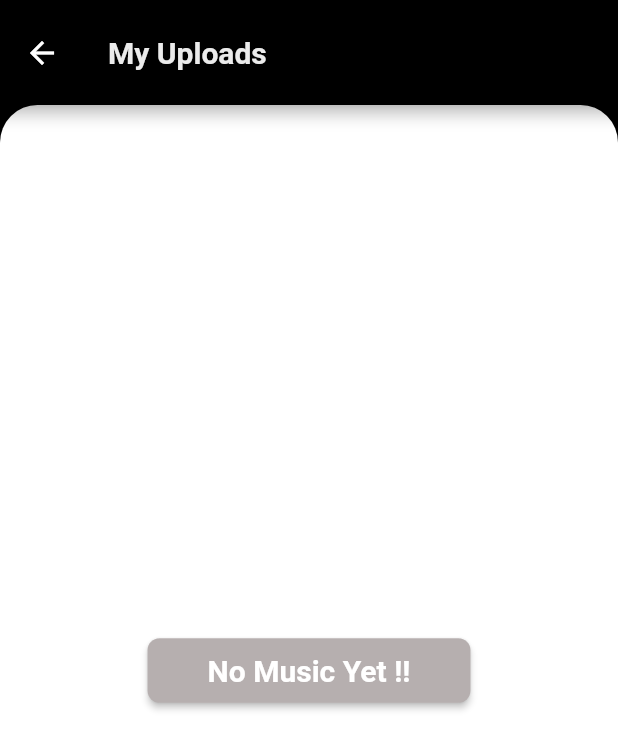
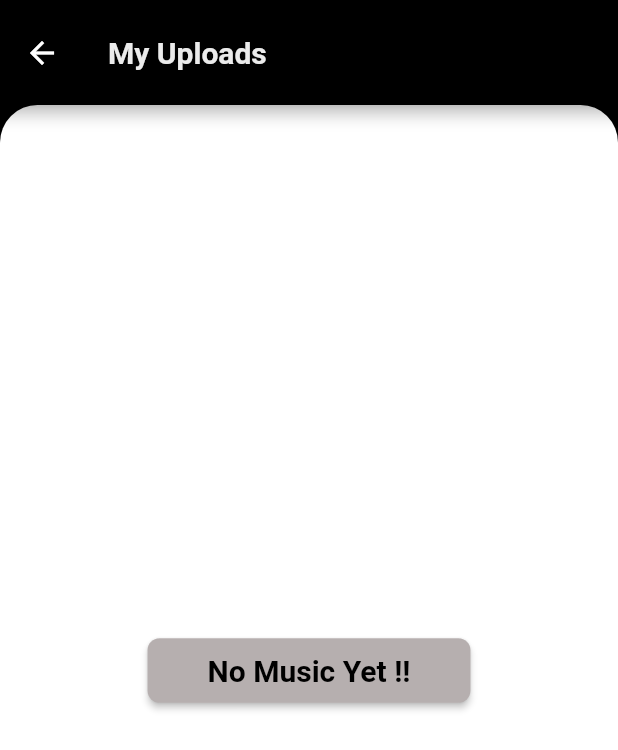
Before and after one commit to joppengeorge/RHYTHMPOD, a Flutter app: the MymusicList screen opened directly, on a phone screen of 412 x 824 dp. Shown: the top 750 px of the screen. Run offline on Flutter 3.47's test engine with Material 2 defaults, Android fonts, the phone set to English and light mode, and no system bars; our stand-ins replace animated_splash_screen, cloud_firestore, email_validator, file_picker, firebase_auth, firebase_core and 8 more; missing offline and left inert: miniplayer; accounts and stored records are empty.

Commit message:
changed some ui

```diff
--- a/lib/all_settings/mymusic.dart
+++ b/lib/all_settings/mymusic.dart
@@ -90,7 +90,7 @@ class MymusicListState extends State<MymusicList> {
                         style: TextStyle(
                           fontSize: 20,
                           fontWeight: FontWeight.bold,
-                          color: Colors.white,
+                          color: Colors.black,
                         ),
                       ),
                     ));
--- a/lib/home_page.dart
+++ b/lib/home_page.dart
@@ -582,7 +582,7 @@ class MiniplayerWidgetState extends State<MiniplayerWidget> {
                                           colors: [
                                              const Color.fromARGB(255, 43, 44, 100).withOpacity(0.6),
                                               const Color.fromARGB(255, 43, 44, 100).withOpacity(1),
-                                              Colors.black.withOpacity(0.9),
+                                               Colors.black.withOpacity(0.9),
 
                                             // const Color(0xFF303151).withOpacity(1)
                                            /* Color.fromARGB(255, 58, 9, 2),
--- a/pubspec.yaml
+++ b/pubspec.yaml
@@ -55,7 +55,6 @@ dependencies:
   ionicons: ^0.1.2
   lottie: ^2.3.2
   page_transition: ^2.0.9
-  flex_color_scheme: ^7.1.2
 
 dev_dependencies:
   flutter_test:
```
Also changed, not shown: pubspec.lock.
